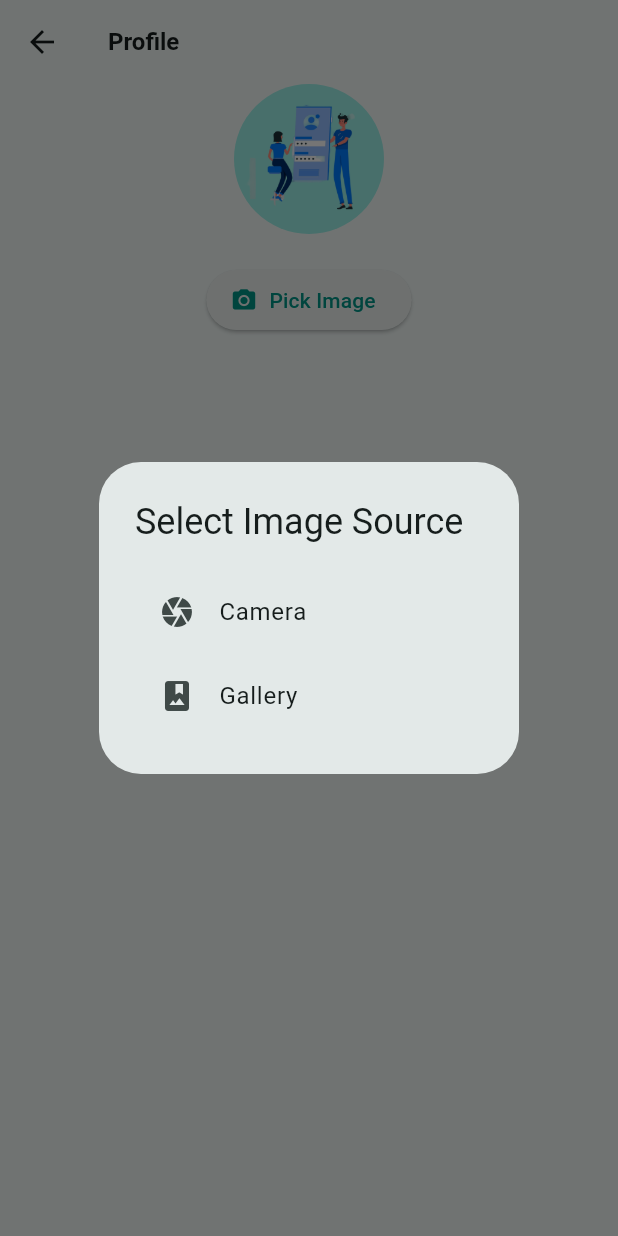
After one commit to AnushkaMishra12/notes, a Flutter app: the ProfileScreen screen opened by its route, after a tap on "Pick Image", on a phone screen of 412 x 824 dp. The commit adds this screen. Run offline on Flutter 3.47's test engine with Material 3 defaults, Android fonts, the phone set to English and light mode, and no system bars; our stand-ins replace font_awesome_flutter, get, image_picker, shared_preferences; accounts and stored records are empty.

Commit message:
class add

```diff
--- /dev/null
+++ b/lib/Widget/ImageSourceDialog.dart
@@ -0,0 +1,37 @@
+import 'package:flutter/material.dart';
+import 'package:get/get.dart';
+import 'package:image_picker/image_picker.dart';
+import '../screen/profile/view/profile_controller.dart';
+
+class ImageSourceDialog extends StatelessWidget {
+  final ProfileController controller;
+  const ImageSourceDialog({super.key, required this.controller});
+
+  @override
+  Widget build(BuildContext context) {
+    return AlertDialog(
+      title: const Text('Select Image Source'),
+      content: Column(
+        mainAxisSize: MainAxisSize.min,
+        children: [
+          ListTile(
+            leading: const Icon(Icons.camera),
+            title: const Text('Camera'),
+            onTap: () {
+              controller.pickImage(ImageSource.camera);
+              Get.back();
+            },
+          ),
+          ListTile(
+            leading: const Icon(Icons.photo_album),
+            title: const Text('Gallery'),
+            onTap: () {
+              controller.pickImage(ImageSource.gallery);
+              Get.back();
+            },
+          ),
+        ],
+      ),
+    );
+  }
+}
--- a/lib/routes/app_pages.dart
+++ b/lib/routes/app_pages.dart
@@ -5,6 +5,8 @@ import '../screen/detail/view/detail_binding.dart';
 import '../screen/detail/view/detail_screen.dart';
 import '../screen/login/screen/login_binding.dart';
 import '../screen/login/screen/login_screen.dart';
+import '../screen/profile/view/profile_bindings.dart';
+import '../screen/profile/view/profile_screen.dart';
 import '../screen/registration/view/registration_binding.dart';
 import '../screen/registration/view/registration_screen.dart';
 import '../screen/splash/splash_screen.dart';
@@ -42,6 +44,11 @@ class AppPages {
       name: AppRoutes.view,
       page: () => const ViewAllScreen(),
       binding: ViewAllBinding(),
+    ),
+    GetPage(
+      name: AppRoutes.profile,
+      page: () => const ProfileScreen(),
+      binding: ProfileBindings(),
     )
   ];
 }
--- a/lib/routes/app_routes.dart
+++ b/lib/routes/app_routes.dart
@@ -5,4 +5,5 @@ class AppRoutes {
   static const dashboard = '/dashboard';
   static const detail = '/detail';
   static const view = '/viewAll';
+  static const profile = '/profile';
 }
--- a/lib/screen/dashboard/dialog/update_dialog.dart
+++ b/lib/screen/dashboard/dialog/update_dialog.dart
@@ -18,6 +18,7 @@ class UpdateDialog extends StatelessWidget {
         TextEditingController(text: note.updatedAt ?? '');
     final TextEditingController createTimeController =
         TextEditingController(text: note.createdAt ?? '');
+
     final DashBoardController taskController = Get.find();
 
     return AlertDialog(
--- a/lib/screen/dashboard/view/dashboard_controller.dart
+++ b/lib/screen/dashboard/view/dashboard_controller.dart
@@ -14,17 +14,16 @@ class DashBoardController extends GetxController {
       Rx<UiState<List<ResponseData>>>(const None());
 
   final String? userId = Get.arguments;
-
   var filteredNotes = <ResponseData>[].obs;
   var loginResponse = ResponseData(title: '', description: '').obs;
   final formKey = GlobalKey<FormState>();
   final userImage = ''.obs;
   static DashBoardController get to => Get.find();
   final TextEditingController searchController = TextEditingController();
+
   @override
   Future<void> onInit() async {
     debugPrint("=============> userId : $userId");
-
     super.onInit();
     final prefs = await SharedPreferences.getInstance();
     final image = prefs.getString('image');
--- a/lib/screen/dashboard/view/dashboard_screen.dart
+++ b/lib/screen/dashboard/view/dashboard_screen.dart
@@ -5,7 +5,6 @@ import 'package:notes/screen/dashboard/dialog/create_note_dialog.dart';
 import '../../../Widget/note_grid.dart';
 import '../../../api/ui_state.dart';
 import '../../../routes/app_routes.dart';
-import '../../login/screen/login_controller.dart';
 import '../data/response_data.dart';
 import 'dashboard_controller.dart';
 
@@ -33,12 +32,17 @@ class DashBoardScreen extends StatelessWidget {
                     mainAxisAlignment: MainAxisAlignment.spaceBetween,
                     children: [
                       Obx(
-                        () => CircleAvatar(
-                          radius: 30,
-                          backgroundImage: noteController
-                                  .userImage.value.isEmpty
-                              ? const AssetImage('assets/images/bg_1.png')
-                              : NetworkImage(noteController.userImage.value),
+                        () => GestureDetector(
+                          onTap: () {
+                            Get.toNamed(AppRoutes.profile);
+                          },
+                          child: CircleAvatar(
+                            radius: 30,
+                            backgroundImage: noteController
+                                    .userImage.value.isEmpty
+                                ? const AssetImage('assets/images/bg_1.png')
+                                : NetworkImage(noteController.userImage.value),
+                          ),
                         ),
                       ),
                       const Text(
--- a/lib/screen/login/screen/login_screen.dart
+++ b/lib/screen/login/screen/login_screen.dart
@@ -10,7 +10,6 @@ class LoginScreen extends StatelessWidget {
   @override
   Widget build(BuildContext context) {
     final LoginController loginController = Get.put(LoginController());
-
     return Scaffold(
       backgroundColor: Theme.of(context).colorScheme.surface,
       body: SingleChildScrollView(
--- /dev/null
+++ b/lib/screen/profile/view/profile_bindings.dart
@@ -0,0 +1,9 @@
+import 'package:get/get.dart';
+import 'package:notes/screen/profile/view/profile_controller.dart';
+
+class ProfileBindings extends Bindings {
+  @override
+  void dependencies() {
+    Get.lazyPut(() => ProfileController());
+  }
+}
--- /dev/null
+++ b/lib/screen/profile/view/profile_controller.dart
@@ -0,0 +1,33 @@
+import 'package:flutter/material.dart';
+import 'package:get/get.dart';
+import 'package:image_picker/image_picker.dart';
+
+class ProfileController extends GetxController {
+  var selectedImagePath = ''.obs;
+  final ImagePicker _picker = ImagePicker();
+
+  Future<void> pickImage(ImageSource source) async {
+    try {
+      final XFile? pickedFile = await _picker.pickImage(source: source);
+      if (pickedFile != null && pickedFile.path.isNotEmpty) {
+        selectedImagePath.value = pickedFile.path;
+        debugPrint("Image selected: ${pickedFile.path}");
+      } else {
+        selectedImagePath.value = ''; // Clear the path if no image is selected
+        Get.snackbar(
+          'No Image',
+          'No image selected.',
+          snackPosition: SnackPosition.BOTTOM,
+        );
+        debugPrint("No image selected.");
+      }
+    } catch (e) {
+      Get.snackbar(
+        'Error',
+        'Failed to pick image: ${e.toString()}',
+        snackPosition: SnackPosition.BOTTOM,
+      );
+      debugPrint("Error occurred: $e");
+    }
+  }
+}
--- /dev/null
+++ b/lib/screen/profile/view/profile_screen.dart
@@ -0,0 +1,54 @@
+import 'package:flutter/material.dart';
+import 'package:get/get.dart';
+import 'dart:io';
+import 'package:notes/screen/profile/view/profile_controller.dart';
+import '../../../Widget/ImageSourceDialog.dart';
+
+class ProfileScreen extends StatelessWidget {
+  const ProfileScreen({super.key});
+
+  @override
+  Widget build(BuildContext context) {
+    final ProfileController controller = Get.put(ProfileController());
+
+    return Scaffold(
+      appBar: AppBar(
+        title: const Text('Profile'),
+      ),
+      body: Center(
+        child: Column(
+          crossAxisAlignment: CrossAxisAlignment.center,
+          children: [
+            Obx(
+              () {
+                // Handle potential errors with FileImage
+                final imageProvider =
+                    controller.selectedImagePath.value.isNotEmpty
+                        ? FileImage(File(controller.selectedImagePath.value))
+                        : const AssetImage('assets/images/img_1.png')
+                            as ImageProvider;
+
+                return CircleAvatar(
+                  radius: 50,
+                  backgroundImage: imageProvider,
+                );
+              },
+            ),
+            const SizedBox(height: 20),
+            ElevatedButton.icon(
+              onPressed: () {
+                showDialog(
+                  context: context,
+                  builder: (context) =>
+                      ImageSourceDialog(controller: controller),
+                );
+              },
+              icon: const Icon(Icons.camera_alt),
+              label: const Text('Pick Image'),
+            ),
+          ],
+        ),
+      ),
+    );
+  }
+}
--- a/pubspec.yaml
+++ b/pubspec.yaml
@@ -40,7 +40,11 @@ dependencies:
   http: ^1.2.1
   shared_preferences: ^2.2.3
   cached_network_image: ^3.2.0
-  intl: ^0.19.0
+  intl: ^0.18.0
+  image_picker: ^1.1.2
+  permission_handler: ^10.0.0
+
+
 
 dev_dependencies:
   flutter_test:
```
Also changed, not shown: pubspec.lock, 8 other files.
